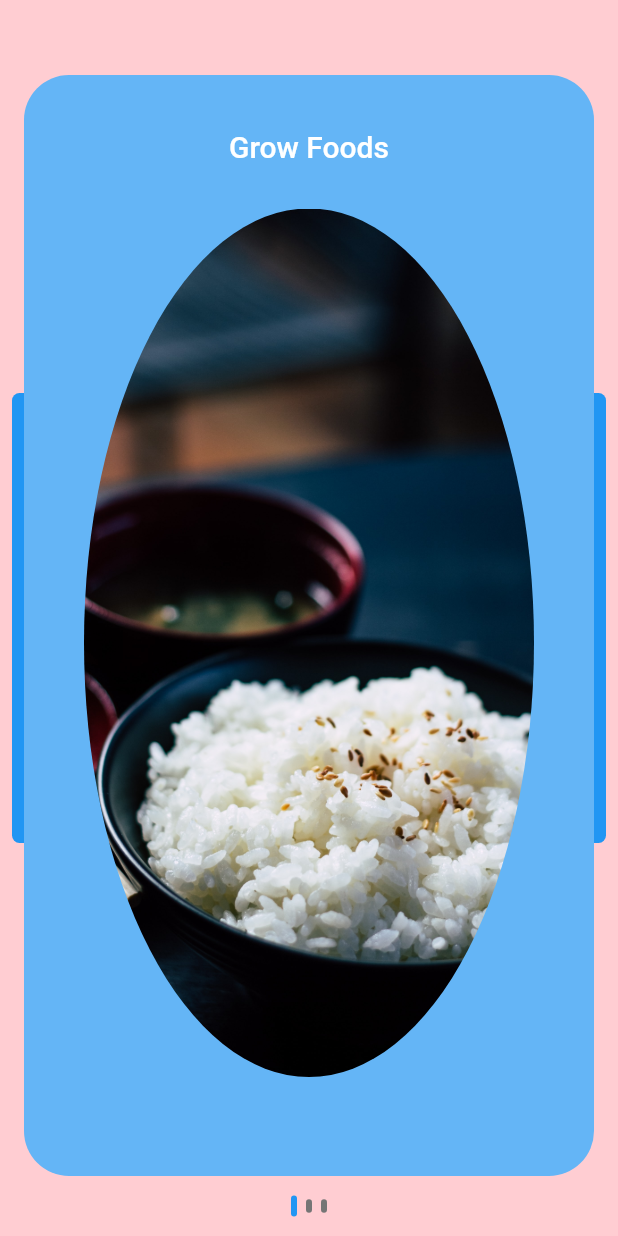
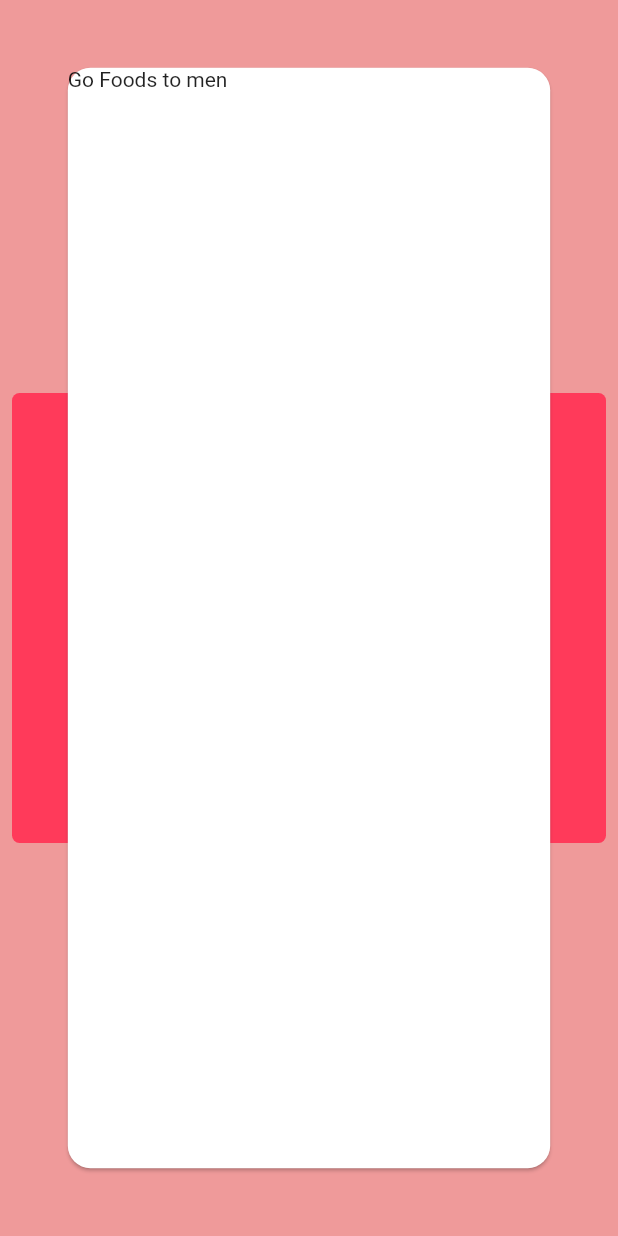
Before and after one commit to jxmes-sti/Philam-Lifeaide, a Flutter app: the HomeScreen screen opened directly, on a phone screen of 412 x 824 dp. Run offline on Flutter 3.47's test engine with Material 2 defaults, Android fonts, the phone set to English and light mode, and no system bars; our stand-ins replace flutter_swiper, timeline_tile; missing offline and left inert: flutter_showcase.

Commit message:
Changed swiper to pageview; image in card needs to be fixed

```diff
--- a/philam_lifeaide/lib/screens/home/components/foods.dart
+++ b/philam_lifeaide/lib/screens/home/components/foods.dart
@@ -1,7 +1,7 @@
 import 'package:flutter/material.dart';
 import 'package:flutter_swiper/flutter_swiper.dart';
+import 'package:philam_lifeaide/screens/home/components/grow_foods_widget.dart';
 import 'package:philam_lifeaide/screens/home/components/swiper_pagination.dart';
-import 'package:philam_lifeaide/screens/timeline/timeline.dart';
 
 class IntroThreePage extends StatefulWidget {
   static final String path = "lib/src/pages/onboarding/intro3.dart";
@@ -13,7 +13,7 @@ class _IntroThreePageState extends State<IntroThreePage> {
   final SwiperController _swiperController = SwiperController();
   final int _pageCount = 3;
   int _currentIndex = 0;
-  final List<String> titles = ["Grow Foods", "Grow Foods", "Grow Foods"];
+  final List<String> titles = ["Go Foods", "Grow Foods", "Glow Foods"];
   final List<Color> pageBgs = [
     Colors.blue.shade300,
     Colors.grey.shade600,
@@ -21,9 +21,9 @@ class _IntroThreePageState extends State<IntroThreePage> {
   ];
 
   final List<String> images = [
-    "assets/images/rice.jpg",
-    "assets/images/pogi_lang.png",
-    "assets/images/rice.jpg",
+    'C:\Philam Lifeaide\philam_lifeaide\assets\icons\Go.svg',
+    'C:\Philam Lifeaide\philam_lifeaide\assets\icons\Grow.svg',
+    'C:\Philam Lifeaide\philam_lifeaide\assets\icons\Glow.svg',
   ];
 
   @override
@@ -37,7 +37,7 @@ class _IntroThreePageState extends State<IntroThreePage> {
               height: 300,
               margin: const EdgeInsets.only(left: 8.0, right: 8.0),
               decoration: BoxDecoration(
-                  color: Theme.of(context).accentColor,
+                  color: Colors.red[200],
                   borderRadius: BorderRadius.circular(5.0)),
             ),
           ),
@@ -47,6 +47,9 @@ class _IntroThreePageState extends State<IntroThreePage> {
               Expanded(
                 child: Swiper(
                 index: _currentIndex,
+                onTap: (_currentIndex[0]){
+
+                },
                 controller: _swiperController,
                 itemCount: _pageCount,
                 onIndexChanged: (index) {
@@ -82,7 +85,7 @@ class _IntroThreePageState extends State<IntroThreePage> {
           Navigator.push(
               context,
               MaterialPageRoute(
-                  builder: (context) => ShowcaseActivityTimeline()));
+                  builder: (context) => Grow_Foods()));
         },
         child: Container(
           width: double.infinity,
@@ -101,7 +104,8 @@ class _IntroThreePageState extends State<IntroThreePage> {
               ),
               SizedBox(height: 30.0),
               Expanded(
-                child: ClipOval(
+                child: ClipRRect(
+                    borderRadius: BorderRadius.circular(300.0),
                     child: Container(
                       height: 300,
                       width: 300,
--- /dev/null
+++ b/philam_lifeaide/lib/screens/home/components/tryfoods.dart
@@ -0,0 +1,130 @@
+import 'package:flutter/material.dart';
+import 'package:philam_lifeaide/screens/home/components/go_foods_widget.dart';
+import 'package:philam_lifeaide/screens/home/components/grow_foods_widget.dart';
+
+class TryFoods extends StatefulWidget {
+  @override
+  _TryFoodsState createState() => _TryFoodsState();
+}
+
+class _TryFoodsState extends State<TryFoods> {
+  PageController _controller = PageController(
+    initialPage: 0,
+  );
+
+  @override
+  void dispose() {
+    _controller.dispose();
+    super.dispose();
+  }
+
+  @override
+  Widget build(BuildContext context) {
+    return Scaffold(
+      backgroundColor: Colors.red[200],
+      body: Stack(
+        children: <Widget>[
+          Center(
+            child: Container(
+              height: 300,
+              margin: const EdgeInsets.only(left: 8.0, right: 8.0),
+              decoration: BoxDecoration(
+                  color: Color(0xffff3a5a),
+                  borderRadius: BorderRadius.circular(5.0)),
+            ),
+          ),
+          PageView(
+            controller: _controller,
+            children: [
+              GoFoods(),
+              GrowFoods(),
+              GlowFoods(),
+            ],
+          )
+        ],
+      ),
+    );
+  }
+}
+
+class GoFoods extends StatefulWidget {
+  @override
+  _GoFoodsState createState() => _GoFoodsState();
+}
+
+class _GoFoodsState extends State<GoFoods> {
+  @override
+  Widget build(BuildContext context) {
+    return Padding(
+      padding: EdgeInsets.all(MediaQuery.of(context).size.width / 10),
+      child: Card(
+        shape: RoundedRectangleBorder(
+          borderRadius: BorderRadius.circular(15.0),
+        ),
+        child: InkWell(
+          onTap: () {
+            Navigator.push(
+                context, MaterialPageRoute(builder: (context) => Grow_Foods()));
+          },
+          child: Text("Go Foods to men"),
+        ),
+      ),
+    );
+  }
+}
+
+class GrowFoods extends StatefulWidget {
+  @override
+  _GrowFoodsState createState() => _GrowFoodsState();
+}
+
+class _GrowFoodsState extends State<GrowFoods> {
+  @override
+  Widget build(BuildContext context) {
+    return Padding(
+        padding: EdgeInsets.all(MediaQuery.of(context).size.width / 10),
+        child: Card(
+            shape: RoundedRectangleBorder(
+              borderRadius: BorderRadius.circular(15.0),
+            ),
+            child: InkWell(
+              onTap: () {
+                Navigator.push(context,
+                    MaterialPageRoute(builder: (context) => Grow_Foods()));
+              },
+              child: Container(
+                alignment: Alignment.center,
+                decoration: BoxDecoration(
+                    image: DecorationImage(
+                  image: AssetImage('assets/images/rice.png'),
+                )),
+              ),
+            )));
+  }
+}
+
+class GlowFoods extends StatefulWidget {
+  @override
+  _GlowFoodsState createState() => _GlowFoodsState();
+}
+
+class _GlowFoodsState extends State<GlowFoods> {
+  @override
+  Widget build(BuildContext context) {
+    return Padding(
+      padding: EdgeInsets.all(MediaQuery.of(context).size.width / 10),
+      child: Card(
+        shape: RoundedRectangleBorder(
+          borderRadius: BorderRadius.circular(15.0),
+        ),
+        child: InkWell(
+          onTap: () {
+            Navigator.push(
+                context, MaterialPageRoute(builder: (context) => Grow_Foods()));
+          },
+          child: Text("Glow Foods to men"),
+        ),
+      ),
+    );
+  }
+}
--- a/philam_lifeaide/lib/screens/home/home_screen.dart
+++ b/philam_lifeaide/lib/screens/home/home_screen.dart
@@ -1,5 +1,5 @@
 import 'package:flutter/material.dart';
-import 'package:philam_lifeaide/screens/home/components/foods.dart';
+import 'package:philam_lifeaide/screens/home/components/tryfoods.dart';
 
 class HomeScreen extends StatefulWidget {
   @override
@@ -11,7 +11,7 @@ class _HomeScreenState extends State<HomeScreen> {
   Widget build(BuildContext context) {
     return Scaffold(
       backgroundColor: Colors.red[200],
-      body: IntroThreePage(),
+      body: TryFoods(),
     );
   }
 }
--- a/philam_lifeaide/pubspec.yaml
+++ b/philam_lifeaide/pubspec.yaml
@@ -21,8 +21,6 @@ environment:
   sdk: ">=2.7.0 <3.0.0"
 
 dependencies:
-  persistent_bottom_nav_bar: ^2.1.0
-
   flutter_swiper: ^1.1.6
 
   flutter_svg: ^0.17.4
@@ -30,8 +28,6 @@ dependencies:
   flutter_paginator: ^0.0.6
 
   url_launcher: ^5.7.10
-
-  cached_network_image: ^2.3.3
 
   flutter:
     sdk: flutter
```
Also changed, not shown: philam_lifeaide/assets/icons/Cake.svg (added), philam_lifeaide/assets/icons/Coffee.svg (added), philam_lifeaide/assets/icons/Fish.svg (added), philam_lifeaide/assets/icons/Glow.svg (added), philam_lifeaide/assets/icons/Go.svg (added), philam_lifeaide/assets/icons/Grow.svg (added), philam_lifeaide/assets/icons/Meat.svg (added), philam_lifeaide/assets/icons/Rice.svg (added), philam_lifeaide/assets/icons/chicken.svg (added), philam_lifeaide/assets/images/rice.jpg (deleted), philam_lifeaide/assets/images/rice.png (added), philam_lifeaide/pubspec.lock. Lines whose indentation alone changed are shown as unchanged.
